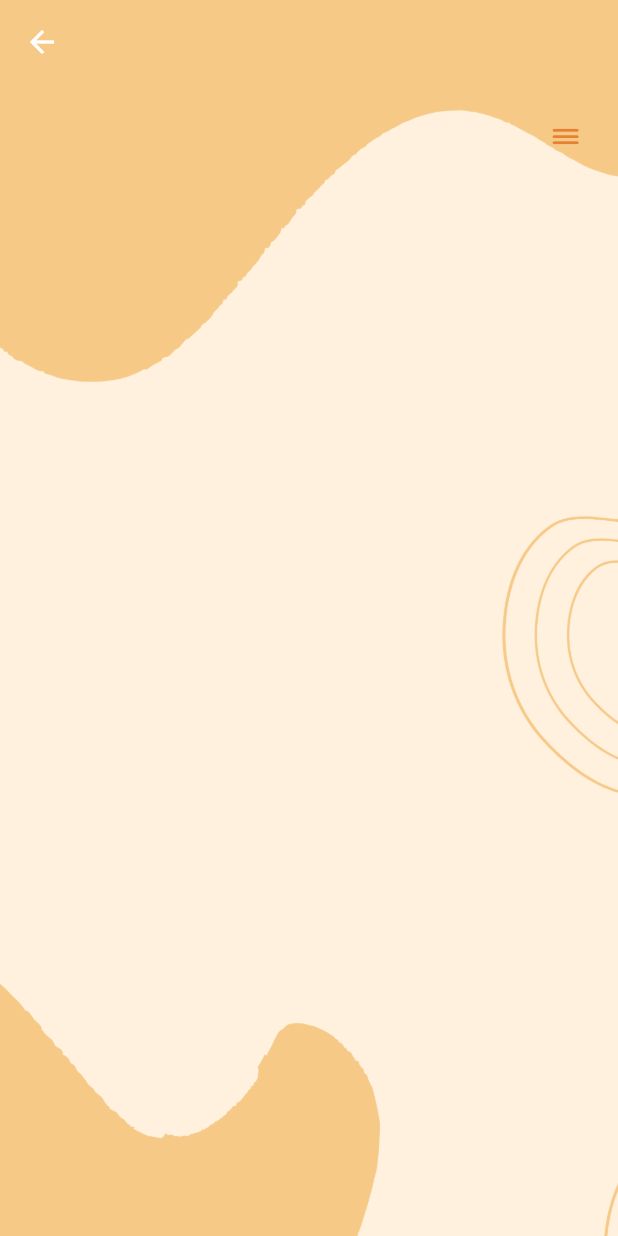
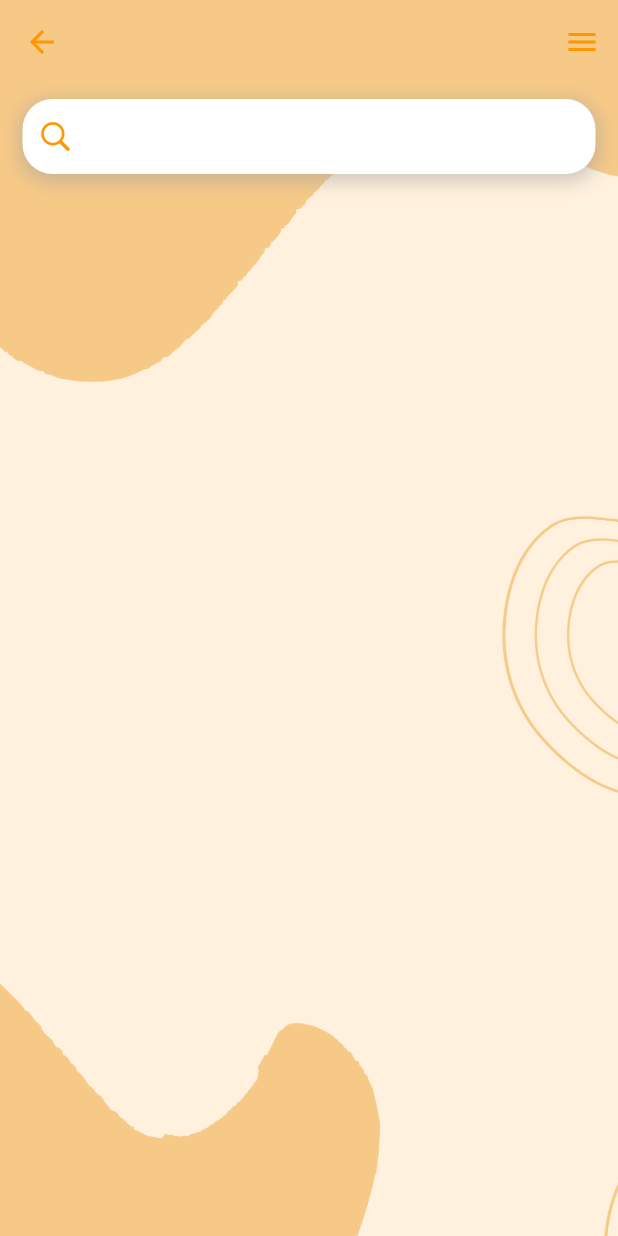
Before and after one commit to saatvika07/Campus-Bites, a Flutter app: the PaniPuriPage screen opened directly, on a phone screen of 412 x 824 dp. Run offline on Flutter 3.47's test engine with Material 3 defaults, Android fonts, the phone set to English and light mode, and no system bars; our stand-ins replace icons_plus.

```diff
--- a/lib/pages/panipuri.dart
+++ b/lib/pages/panipuri.dart
@@ -1,5 +1,5 @@
+import 'package:flutter/cupertino.dart';
 import 'package:flutter/material.dart';
-import 'package:login_signup/widgets/app_bar_widget.dart';
 import 'package:login_signup/widgets/custom_scaffold.dart';
 
 class PaniPuriPage extends StatelessWidget {
@@ -9,8 +9,46 @@ class PaniPuriPage extends StatelessWidget {
   Widget build(BuildContext context) {
     return CustomScaffold(
       child: ListView(
-        children: const [
-          AppBarWidget(),
+        children: [
+          Padding(
+            padding: const EdgeInsets.symmetric(
+              vertical: 10,
+              horizontal: 15,
+            ),
+            child: Container(
+              width: double.infinity,
+              height: 50,
+              decoration: BoxDecoration(
+                color: Colors.white,
+                borderRadius: BorderRadius.circular(20),
+                boxShadow: [
+                  BoxShadow(
+                    color: Colors.grey.withOpacity(0.5),
+                    spreadRadius: 2,
+                    blurRadius: 10,
+                    offset: const Offset(0,3),
+                  ),
+                ]
+              ),
+              child: Padding(
+                padding: const EdgeInsets.symmetric(
+                  horizontal: 10,
+                ),
+                child: Row(children: [
+                  const Icon(
+                    CupertinoIcons.search,
+                    color: Colors.orange
+                    ),
+                  Container(
+                    height: 50,
+                    width: 300,
+                    child: const Padding(padding: EdgeInsets.symmetric(
+                      horizontal: 15,
+                    ))
+                  )
+
+                ],)),
+            ))
         ],
       )
 
--- a/lib/screens/home.dart
+++ b/lib/screens/home.dart
@@ -5,7 +5,6 @@ import 'package:login_signup/pages/fastfood.dart';
 import 'package:login_signup/pages/jucies.dart';
 import 'package:login_signup/pages/panipuri.dart';
 import 'package:login_signup/pages/tiffins.dart';
-import 'package:login_signup/widgets/custom_scaffold.dart';
 class HomeScreen extends StatefulWidget {
   const HomeScreen({super.key});
 
@@ -17,8 +16,13 @@ class HomeScreen extends StatefulWidget {
 class _HomeScreenState extends State<HomeScreen> {
   @override
   Widget build(BuildContext context) {
-    return CustomScaffold(
-      child: MyHomePage(),
+    return MaterialApp(
+      debugShowCheckedModeBanner: false,
+      title: 'Flutter Demo',
+      theme: ThemeData(
+        primarySwatch: Colors.blue,
+      ),
+      home: MyHomePage(),
     );
   }
 }
@@ -31,8 +35,6 @@ var bannerImages = [
 ];
 
 class MyHomePage extends StatelessWidget {
-  const MyHomePage({super.key});
-
   @override
   Widget build(BuildContext context) {
     var screenHeight = MediaQuery.of(context).size.height;
--- a/lib/widgets/custom_scaffold.dart
+++ b/lib/widgets/custom_scaffold.dart
@@ -3,13 +3,26 @@ import 'package:flutter/material.dart';
 class CustomScaffold extends StatelessWidget {
   const CustomScaffold({super.key, this.child});
   final Widget? child;
+
   @override
   Widget build(BuildContext context) {
     return Scaffold(
       appBar: AppBar(
-        iconTheme: const IconThemeData(color: Colors.white),
+        iconTheme: const IconThemeData(color: Colors.orange),
         backgroundColor: Colors.transparent,
         elevation: 0,
+        actions: [
+          IconButton(
+            icon: const Icon(
+              Icons.menu,  // Use the admin icon from Material Icons
+              color: Colors.orange,
+            ),
+            onPressed: () {
+              // Define the action you want when the admin icon is tapped
+              // You can navigate to an admin panel or show a dialog here
+            },
+          ),
+        ],
       ),
       extendBodyBehindAppBar: true,
       body: Stack(
```
